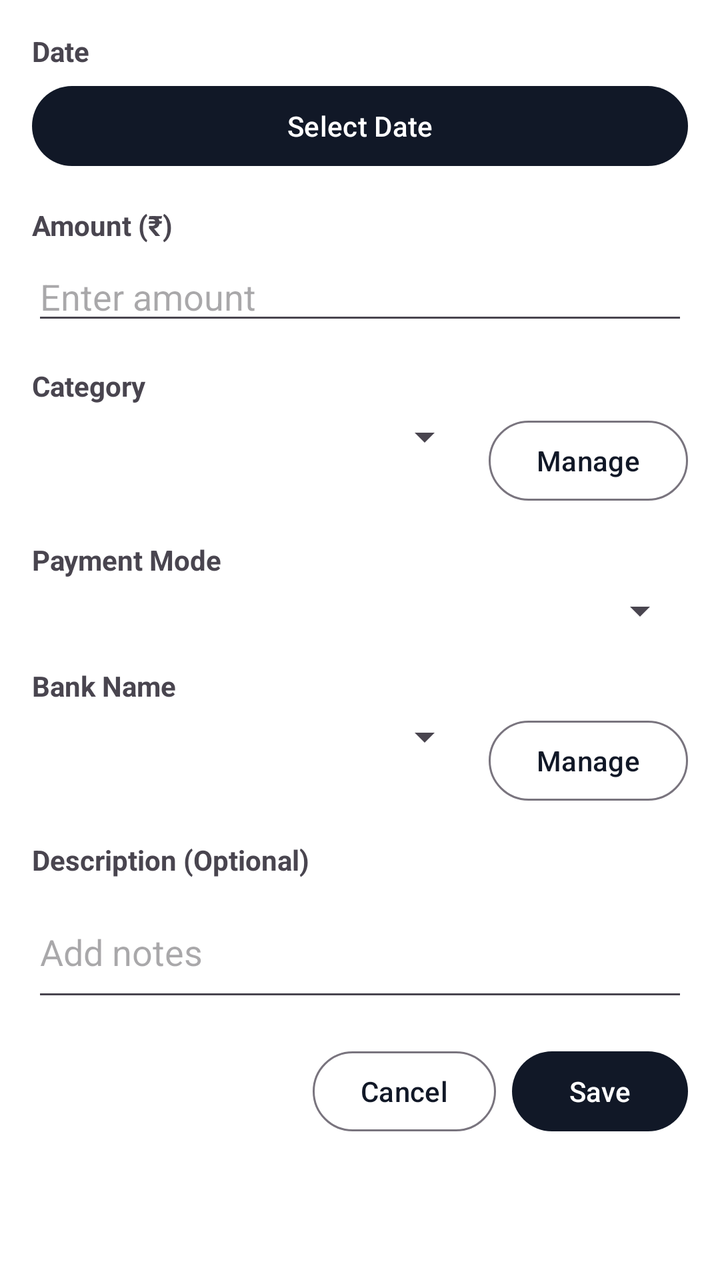
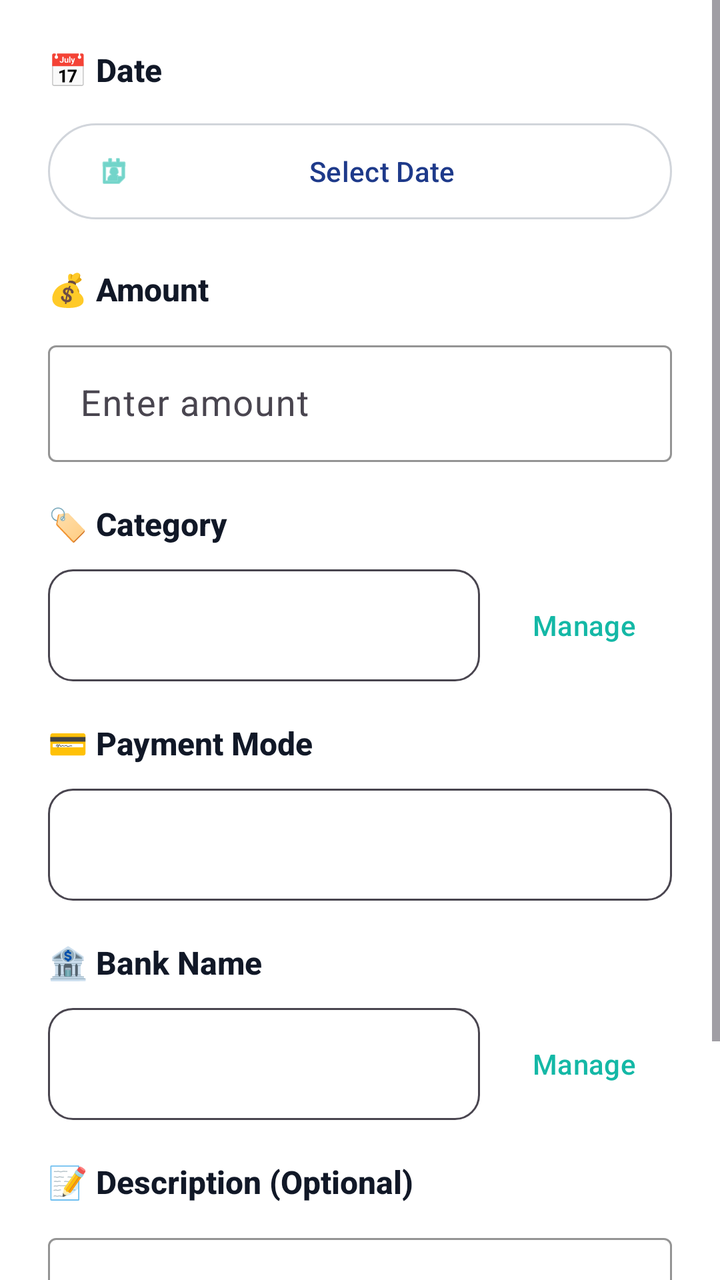

Screens rendered from an Android XML layout before and after an edit, with the pre-edit source and the edit as a unified diff.
<!-- AndroidManifest.xml: application theme Theme.ExpenseTracker.Timeless -->
<!-- res/layout/dialog_add_expense.xml -->
<?xml version="1.0" encoding="utf-8"?>
<ScrollView 
    xmlns:android="http://schemas.android.com/apk/res/android"
    android:layout_width="match_parent"
    android:layout_height="wrap_content">

    <LinearLayout
        android:layout_width="match_parent"
        android:layout_height="wrap_content"
        android:orientation="vertical"
        android:padding="16dp">

        <TextView
            android:layout_width="wrap_content"
            android:layout_height="wrap_content"
            android:text="Date"
            android:textStyle="bold"
            android:textSize="14sp" />

        <Button
            android:id="@+id/btnSelectDate"
            android:layout_width="match_parent"
            android:layout_height="wrap_content"
            android:text="Select Date"
            android:textAllCaps="false"
            android:layout_marginTop="4dp"
            android:layout_marginBottom="16dp" />

        <TextView
            android:layout_width="wrap_content"
            android:layout_height="wrap_content"
            android:text="Amount (₹)"
            android:textStyle="bold"
            android:textSize="14sp" />

        <EditText
            android:id="@+id/etAmount"
            android:layout_width="match_parent"
            android:layout_height="wrap_content"
            android:hint="Enter amount"
            android:inputType="numberDecimal"
            android:layout_marginTop="4dp"
            android:layout_marginBottom="16dp" />

        <TextView
            android:layout_width="wrap_content"
            android:layout_height="wrap_content"
            android:text="Category"
            android:textStyle="bold"
            android:textSize="14sp" />

        <LinearLayout
            android:layout_width="match_parent"
            android:layout_height="wrap_content"
            android:orientation="horizontal"
            android:layout_marginTop="4dp"
            android:layout_marginBottom="16dp">

            <Spinner
                android:id="@+id/spinnerCategory"
                android:layout_width="0dp"
                android:layout_height="wrap_content"
                android:layout_weight="1" />

            <Button
                android:id="@+id/btnManageCategories"
                android:layout_width="wrap_content"
                android:layout_height="wrap_content"
                android:text="Manage"
                android:textAllCaps="false"
                android:layout_marginStart="8dp"
                style="?attr/materialButtonOutlinedStyle" />

        </LinearLayout>

        <TextView
            android:layout_width="wrap_content"
            android:layout_height="wrap_content"
            android:text="Payment Mode"
            android:textStyle="bold"
            android:textSize="14sp" />

        <Spinner
            android:id="@+id/spinnerPaymentMode"
            android:layout_width="match_parent"
            android:layout_height="wrap_content"
            android:layout_marginTop="4dp"
            android:layout_marginBottom="16dp" />

        <LinearLayout
            android:id="@+id/layoutBankUpi"
            android:layout_width="match_parent"
            android:layout_height="wrap_content"
            android:orientation="vertical"
            android:visibility="visible">

            <TextView
                android:id="@+id/tvBankUpiLabel"
                android:layout_width="wrap_content"
                android:layout_height="wrap_content"
                android:text="Bank Name"
                android:textStyle="bold"
                android:textSize="14sp" />

            <LinearLayout
                android:layout_width="match_parent"
                android:layout_height="wrap_content"
                android:orientation="horizontal"
                android:layout_marginTop="4dp"
                android:layout_marginBottom="16dp">

                <Spinner
                    android:id="@+id/spinnerBankUpi"
                    android:layout_width="0dp"
                    android:layout_height="wrap_content"
                    android:layout_weight="1" />

                <Button
                    android:id="@+id/btnManageBankUpi"
                    android:layout_width="wrap_content"
                    android:layout_height="wrap_content"
                    android:text="Manage"
                    android:textAllCaps="false"
                    android:layout_marginStart="8dp"
                    style="?attr/materialButtonOutlinedStyle" />

            </LinearLayout>

        </LinearLayout>

        <TextView
            android:layout_width="wrap_content"
            android:layout_height="wrap_content"
            android:text="Description (Optional)"
            android:textStyle="bold"
            android:textSize="14sp" />

        <EditText
            android:id="@+id/etDescription"
            android:layout_width="match_parent"
            android:layout_height="wrap_content"
            android:hint="Add notes"
            android:inputType="textMultiLine"
            android:lines="2"
            android:layout_marginTop="4dp"
            android:layout_marginBottom="16dp" />

        <LinearLayout
            android:layout_width="match_parent"
            android:layout_height="wrap_content"
            android:orientation="horizontal"
            android:gravity="end">

            <Button
                android:id="@+id/btnCancel"
                android:layout_width="wrap_content"
                android:layout_height="wrap_content"
                android:text="Cancel"
                android:textAllCaps="false"
                style="?attr/materialButtonOutlinedStyle" />

            <Button
                android:id="@+id/btnSave"
                android:layout_width="wrap_content"
                android:layout_height="wrap_content"
                android:text="Save"
                android:textAllCaps="false"
                android:layout_marginStart="8dp" />

        </LinearLayout>

    </LinearLayout>

</ScrollView>
<!-- resources referenced by this layout -->
<resources>
  <style name="Theme.ExpenseTracker.Timeless" parent="Theme.Material3.Light.NoActionBar">
          <item name="colorPrimary">@color/timeless_charcoal</item>
          <item name="colorOnPrimary">@color/timeless_white</item>
          <item name="colorSecondary">@color/timeless_gold</item>
          <item name="colorOnSecondary">@color/timeless_white</item>
          <item name="android:colorBackground">@color/timeless_white</item>
          <item name="colorSurface">@color/timeless_white</item>
          <item name="colorOnSurface">@color/timeless_text_primary</item>
          
          
          <item name="android:statusBarColor">@color/timeless_white</item>
          <item name="android:windowLightStatusBar">true</item>
          
          
          <item name="android:navigationBarColor">@color/timeless_white</item>
          <item name="android:windowLightNavigationBar">true</item>
      </style>
  <color name="timeless_charcoal">#111827</color>
  <color name="timeless_white">#FFFFFF</color>
  <color name="timeless_gold">#14B8A6</color>
  <color name="timeless_text_primary">#111827</color>
</resources>

<!-- the commit's change to res/layout/dialog_add_expense.xml (unified diff, before → after) -->
@@ -1,92 +1,131 @@
 <?xml version="1.0" encoding="utf-8"?>
 <ScrollView 
     xmlns:android="http://schemas.android.com/apk/res/android"
+    xmlns:app="http://schemas.android.com/apk/res-auto"
     android:layout_width="match_parent"
-    android:layout_height="wrap_content">
+    android:layout_height="wrap_content"
+    android:background="@color/light_background">
 
     <LinearLayout
         android:layout_width="match_parent"
         android:layout_height="wrap_content"
         android:orientation="vertical"
-        android:padding="16dp">
-
-        <TextView
-            android:layout_width="wrap_content"
-            android:layout_height="wrap_content"
-            android:text="Date"
-            android:textStyle="bold"
-            android:textSize="14sp" />
-
-        <Button
+        android:padding="24dp">
+
+        
+        <TextView
+            android:layout_width="wrap_content"
+            android:layout_height="wrap_content"
+            android:text="📅 Date"
+            android:textStyle="bold"
+            android:textSize="16sp"
+            android:textColor="@color/timeless_text_primary"
+            android:fontFamily="sans-serif-medium"
+            android:layout_marginBottom="12dp" />
+
+        <com.google.android.material.button.MaterialButton
             android:id="@+id/btnSelectDate"
             android:layout_width="match_parent"
-            android:layout_height="wrap_content"
+            android:layout_height="56dp"
             android:text="Select Date"
             android:textAllCaps="false"
-            android:layout_marginTop="4dp"
-            android:layout_marginBottom="16dp" />
-
-        <TextView
-            android:layout_width="wrap_content"
-            android:layout_height="wrap_content"
-            android:text="Amount (₹)"
-            android:textStyle="bold"
-            android:textSize="14sp" />
-
-        <EditText
-            android:id="@+id/etAmount"
+            android:textColor="@color/navy_primary"
+            app:icon="@android:drawable/ic_menu_my_calendar"
+            app:iconTint="@color/teal_accent"
+            app:iconGravity="start"
+            style="@style/Widget.Material3.Button.OutlinedButton"
+            app:strokeColor="@color/gray_300"
+            android:layout_marginBottom="20dp" />
+
+        
+        <TextView
+            android:layout_width="wrap_content"
+            android:layout_height="wrap_content"
+            android:text="💰 Amount"
+            android:textStyle="bold"
+            android:textSize="16sp"
+            android:textColor="@color/timeless_text_primary"
+            android:fontFamily="sans-serif-medium"
+            android:layout_marginBottom="12dp" />
+
+        <com.google.android.material.textfield.TextInputLayout
             android:layout_width="match_parent"
             android:layout_height="wrap_content"
             android:hint="Enter amount"
-            android:inputType="numberDecimal"
-            android:layout_marginTop="4dp"
-            android:layout_marginBottom="16dp" />
-
-        <TextView
-            android:layout_width="wrap_content"
-            android:layout_height="wrap_content"
-            android:text="Category"
-            android:textStyle="bold"
-            android:textSize="14sp" />
+            style="@style/Widget.Material3.TextInputLayout.OutlinedBox"
+            app:prefixText="₹ "
+            app:prefixTextColor="@color/teal_accent"
+            app:boxStrokeColor="@color/teal_accent"
+            app:hintTextColor="@color/gray_600"
+            android:layout_marginBottom="20dp">
+
+            <com.google.android.material.textfield.TextInputEditText
+                android:id="@+id/etAmount"
+                android:layout_width="match_parent"
+                android:layout_height="wrap_content"
+                android:inputType="numberDecimal"
+                android:textSize="18sp"
+                android:textColor="@color/timeless_text_primary" />
+
+        </com.google.android.material.textfield.TextInputLayout>
+
+        
+        <TextView
+            android:layout_width="wrap_content"
+            android:layout_height="wrap_content"
+            android:text="🏷️ Category"
+            android:textStyle="bold"
+            android:textSize="16sp"
+            android:textColor="@color/timeless_text_primary"
+            android:fontFamily="sans-serif-medium"
+            android:layout_marginBottom="12dp" />
 
         <LinearLayout
             android:layout_width="match_parent"
             android:layout_height="wrap_content"
             android:orientation="horizontal"
-            android:layout_marginTop="4dp"
-            android:layout_marginBottom="16dp">
+            android:layout_marginBottom="20dp">
 
             <Spinner
                 android:id="@+id/spinnerCategory"
                 android:layout_width="0dp"
-                android:layout_height="wrap_content"
-                android:layout_weight="1" />
-
-            <Button
+                android:layout_height="56dp"
+                android:layout_weight="1"
+                android:background="@drawable/bg_spinner_outline"
+                android:padding="12dp" />
+
+            <com.google.android.material.button.MaterialButton
                 android:id="@+id/btnManageCategories"
                 android:layout_width="wrap_content"
-                android:layout_height="wrap_content"
+                android:layout_height="56dp"
                 android:text="Manage"
                 android:textAllCaps="false"
+                android:textColor="@color/teal_accent"
                 android:layout_marginStart="8dp"
-                style="?attr/materialButtonOutlinedStyle" />
+                style="@style/Widget.Material3.Button.TextButton" />
 
         </LinearLayout>
 
-        <TextView
-            android:layout_width="wrap_content"
-            android:layout_height="wrap_content"
-            android:text="Payment Mode"
-            android:textStyle="bold"
-            android:textSize="14sp" />
+        
+        <TextView
+            android:layout_width="wrap_content"
+            android:layout_height="wrap_content"
+            android:text="💳 Payment Mode"
+            android:textStyle="bold"
+            android:textSize="16sp"
+            android:textColor="@color/timeless_text_primary"
+            android:fontFamily="sans-serif-medium"
+            android:layout_marginBottom="12dp" />
 
         <Spinner
             android:id="@+id/spinnerPaymentMode"
             android:layout_width="match_parent"
-            android:layout_height="wrap_content"
-            android:layout_marginTop="4dp"
-            android:layout_marginBottom="16dp" />
-
+            android:layout_height="56dp"
+            android:background="@drawable/bg_spinner_outline"
+            android:padding="12dp"
+            android:layout_marginBottom="20dp" />
+
+        
         <LinearLayout
             android:id="@+id/layoutBankUpi"
             android:layout_width="match_parent"
@@ -98,74 +137,100 @@
                 android:id="@+id/tvBankUpiLabel"
                 android:layout_width="wrap_content"
                 android:layout_height="wrap_content"
-                android:text="Bank Name"
+                android:text="🏦 Bank Name"
                 android:textStyle="bold"
-                android:textSize="14sp" />
+                android:textSize="16sp"
+                android:textColor="@color/timeless_text_primary"
+                android:fontFamily="sans-serif-medium"
+                android:layout_marginBottom="12dp" />
 
             <LinearLayout
                 android:layout_width="match_parent"
                 android:layout_height="wrap_content"
                 android:orientation="horizontal"
-                android:layout_marginTop="4dp"
-                android:layout_marginBottom="16dp">
+                android:layout_marginBottom="20dp">
 
                 <Spinner
                     android:id="@+id/spinnerBankUpi"
                     android:layout_width="0dp"
-                    android:layout_height="wrap_content"
-                    android:layout_weight="1" />
-
-                <Button
+                    android:layout_height="56dp"
+                    android:layout_weight="1"
+                    android:background="@drawable/bg_spinner_outline"
+                    android:padding="12dp" />
+
+                <com.google.android.material.button.MaterialButton
                     android:id="@+id/btnManageBankUpi"
                     android:layout_width="wrap_content"
-                    android:layout_height="wrap_content"
+                    android:layout_height="56dp"
                     android:text="Manage"
                     android:textAllCaps="false"
+                    android:textColor="@color/teal_accent"
                     android:layout_marginStart="8dp"
-                    style="?attr/materialButtonOutlinedStyle" />
+                    style="@style/Widget.Material3.Button.TextButton" />
 
             </LinearLayout>
 
         </LinearLayout>
 
-        <TextView
-            android:layout_width="wrap_content"
-            android:layout_height="wrap_content"
-            android:text="Description (Optional)"
-            android:textStyle="bold"
-            android:textSize="14sp" />
-
-        <EditText
-            android:id="@+id/etDescription"
+        
+        <TextView
+            android:layout_width="wrap_content"
+            android:layout_height="wrap_content"
+            android:text="📝 Description (Optional)"
+            android:textStyle="bold"
+            android:textSize="16sp"
+            android:textColor="@color/timeless_text_primary"
+            android:fontFamily="sans-serif-medium"
+            android:layout_marginBottom="12dp" />
+
+        <com.google.android.material.textfield.TextInputLayout
             android:layout_width="match_parent"
             android:layout_height="wrap_content"
             android:hint="Add notes"
-            android:inputType="textMultiLine"
-            android:lines="2"
-            android:layout_marginTop="4dp"
-            android:layout_marginBottom="16dp" />
-
+            style="@style/Widget.Material3.TextInputLayout.OutlinedBox"
+            app:boxStrokeColor="@color/teal_accent"
+            app:hintTextColor="@color/gray_600"
+            android:layout_marginBottom="24dp">
+
+            <com.google.android.material.textfield.TextInputEditText
+                android:id="@+id/etDescription"
+                android:layout_width="match_parent"
+                android:layout_height="wrap_content"
+                android:inputType="textCapSentences|textMultiLine"
+                android:maxLines="3"
+                android:textColor="@color/timeless_text_primary" />
+
+        </com.google.android.material.textfield.TextInputLayout>
+
+        
         <LinearLayout
             android:layout_width="match_parent"
             android:layout_height="wrap_content"
             android:orientation="horizontal"
-            android:gravity="end">
-
-            <Button
+            android:gravity="end"
+            android:layout_marginTop="8dp">
+
+            <com.google.android.material.button.MaterialButton
                 android:id="@+id/btnCancel"
                 android:layout_width="wrap_content"
-                android:layout_height="wrap_content"
+                android:layout_height="56dp"
                 android:text="Cancel"
                 android:textAllCaps="false"
-                style="?attr/materialButtonOutlinedStyle" />
-
-            <Button
+                android:textColor="@color/gray_600"
+                style="@style/Widget.Material3.Button.TextButton"
+                android:layout_marginEnd="12dp" />
+
+            <com.google.android.material.button.MaterialButton
                 android:id="@+id/btnSave"
                 android:layout_width="wrap_content"
-                android:layout_height="wrap_content"
-                android:text="Save"
+                android:layout_height="56dp"
+                android:text="Save Expense"
                 android:textAllCaps="false"
-                android:layout_marginStart="8dp" />
+                android:backgroundTint="@color/teal_accent"
+                android:textColor="@color/white"
+                android:paddingStart="32dp"
+                android:paddingEnd="32dp"
+                app:cornerRadius="12dp" />
 
         </LinearLayout>
 
<!-- resource entries referenced after the edit -->
@@ -1,5 +1,10 @@
 <!-- resources referenced by this layout -->
 <resources>
+  <color name="gray_300">#D1D5DB</color>
+  <color name="gray_600">#4B5563</color>
+  <color name="light_background">#FFFFFF</color>
+  <color name="navy_primary">#1E3A8A</color>
+  <color name="teal_accent">#14B8A6</color>
   <style name="Theme.ExpenseTracker.Timeless" parent="Theme.Material3.Light.NoActionBar">
           <item name="colorPrimary">@color/timeless_charcoal</item>
           <item name="colorOnPrimary">@color/timeless_white</item>
@@ -21,5 +26,13 @@
   <color name="timeless_white">#FFFFFF</color>
   <color name="timeless_gold">#14B8A6</color>
   <color name="timeless_text_primary">#111827</color>
+  <color name="white">#FFFFFFFF</color>
+  <!-- drawable bg_spinner_outline (drawable) -->
+  <?xml version="1.0" encoding="utf-8"?>
+  <shape xmlns:android="http://schemas.android.com/apk/res/android">
+      <solid android:color="@android:color/transparent" />
+      <corners android:radius="12dp" />
+      <stroke android:width="1dp" android:color="?android:attr/textColorSecondary" />
+  </shape>
 </resources>
 
